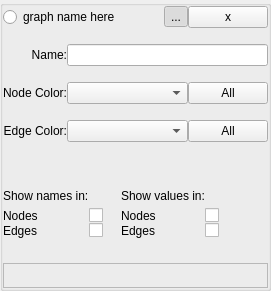
Above: src/Interface/GraphPropertiesWidget.ui from KDE/rocs before the change. Below: the same form after it.
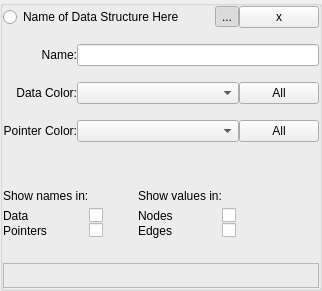
That is the form after the change. Custom widgets are drawn as their Qt base class.

```diff
--- a/src/Interface/GraphPropertiesWidget.ui
+++ b/src/Interface/GraphPropertiesWidget.ui
@@ -6,7 +6,7 @@
    <rect>
     <x>0</x>
     <y>0</y>
-    <width>271</width>
+    <width>322</width>
     <height>291</height>
    </rect>
   </property>
@@ -49,7 +49,7 @@
         </sizepolicy>
        </property>
        <property name="text">
-        <string>graph name here</string>
+        <string>Name of Data Structure Here</string>
        </property>
       </widget>
      </item>
@@ -112,7 +112,7 @@
       <item row="1" column="0" colspan="2">
        <widget class="QLabel" name="label_2">
         <property name="text">
-         <string>Node Color:</string>
+         <string>Data Color:</string>
         </property>
         <property name="alignment">
          <set>Qt::AlignRight|Qt::AlignTrailing|Qt::AlignVCenter</set>
@@ -148,7 +148,7 @@
       <item row="2" column="0">
        <widget class="QLabel" name="label_3">
         <property name="text">
-         <string>Edge Color:</string>
+         <string>Pointer Color:</string>
         </property>
         <property name="alignment">
          <set>Qt::AlignRight|Qt::AlignTrailing|Qt::AlignVCenter</set>
@@ -196,14 +196,14 @@
      <item row="2" column="0">
       <widget class="QLabel" name="label_4">
        <property name="text">
-        <string>Nodes</string>
+        <string>Data</string>
        </property>
       </widget>
      </item>
      <item row="3" column="0">
       <widget class="QLabel" name="label_5">
        <property name="text">
-        <string>Edges</string>
+        <string>Pointers</string>
        </property>
       </widget>
      </item>
```
Left out of the diff: 2 changed lines with no effect on the pictures.
